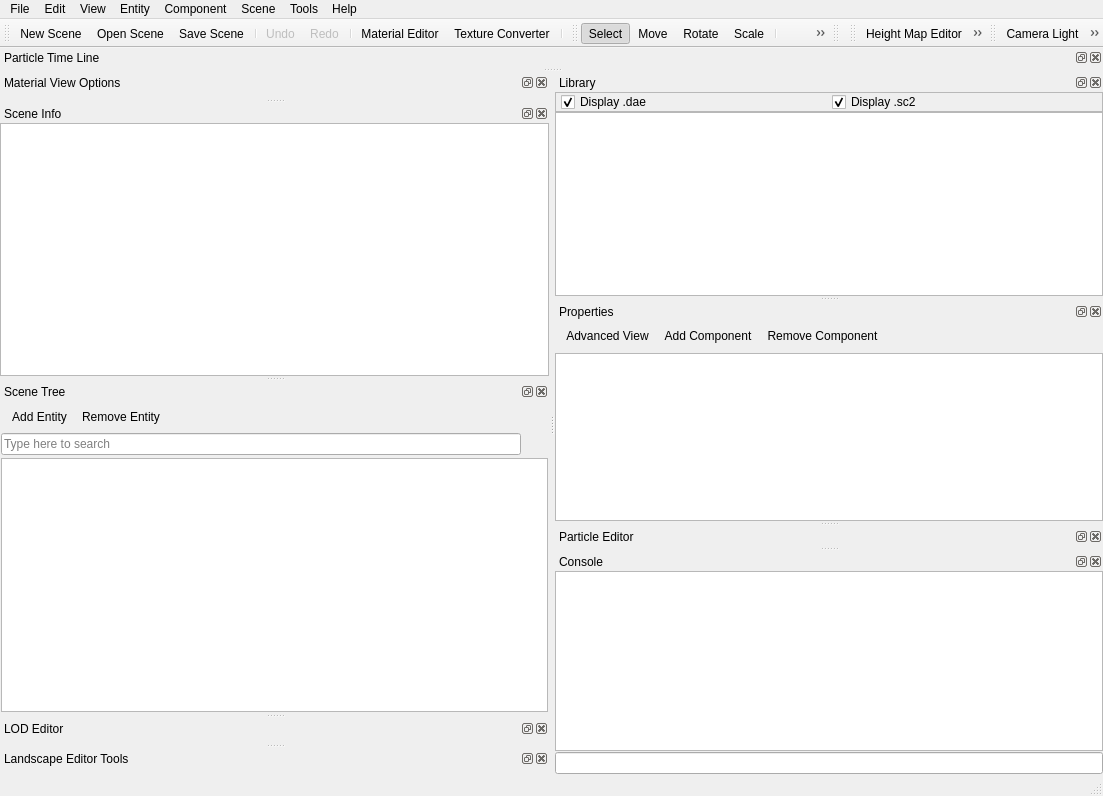
This is Tools/ResourceEditor/DataQt/mainwindow.ui in xaoctech/dava.engine as Qt 5 draws it before an edit. The edited form follows.
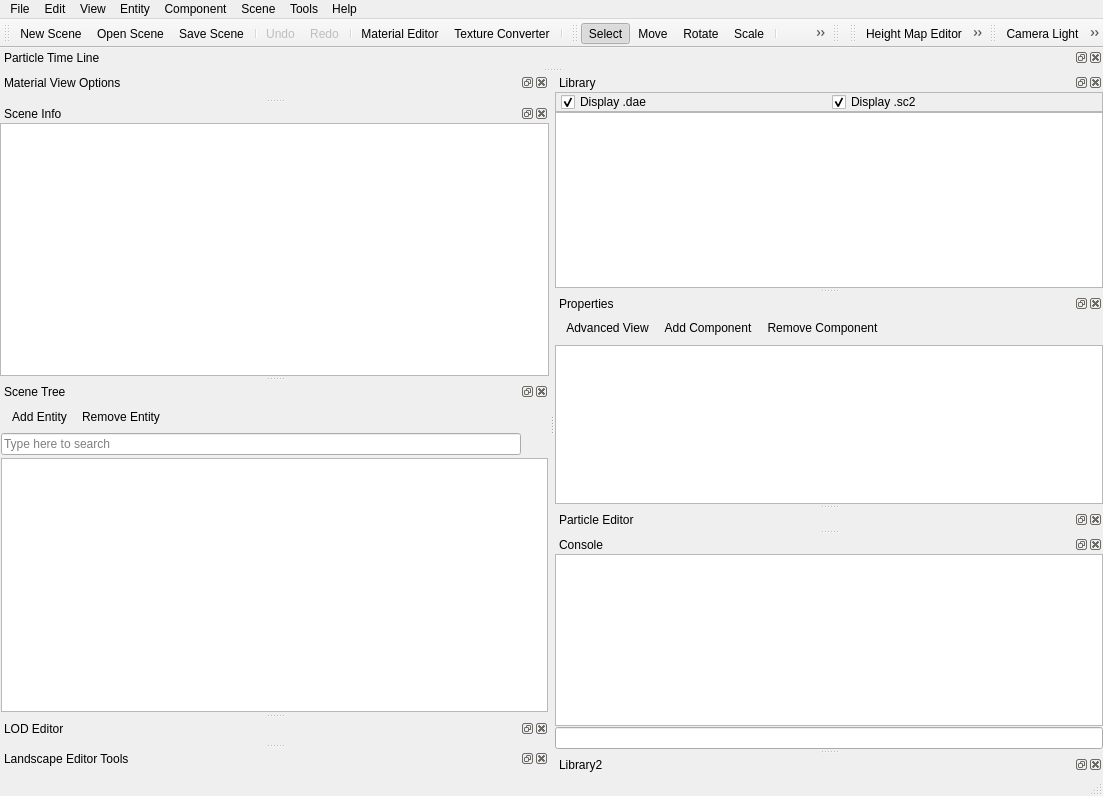
This is the edited form. Icons and pictures are not drawn. Custom widgets are drawn as their Qt base class.

Commit message: [DF-2636] Added new Library to ResourceEditor

Patch:
```diff
--- a/Tools/ResourceEditor/DataQt/mainwindow.ui
+++ b/Tools/ResourceEditor/DataQt/mainwindow.ui
@@ -771,6 +771,15 @@
    <addaction name="actionLandscape"/>
    <addaction name="actionSkyboxEditor"/>
   </widget>
+  <widget class="QDockWidget" name="dockLibrary2">
+   <property name="windowTitle">
+    <string>Library2</string>
+   </property>
+   <attribute name="dockWidgetArea">
+    <number>2</number>
+   </attribute>
+   <widget class="LibraryTabWidget" name="libraryTabWidget"/>
+  </widget>
   <action name="actionNewScene">
    <property name="icon">
     <iconset resource="QtIcons.qrc">
@@ -1659,6 +1668,12 @@
    <header>DockLandscapeEditorControls/LandscapeEditorControlsPlaceholder.h</header>
    <container>1</container>
   </customwidget>
+  <customwidget>
+   <class>LibraryTabWidget</class>
+   <extends>QWidget</extends>
+   <header>DockLibrary2/LibraryTabWidget.h</header>
+   <container>1</container>
+  </customwidget>
  </customwidgets>
  <resources>
   <include location="QtIcons.qrc"/>
```
The commit also changes 10 other files.
